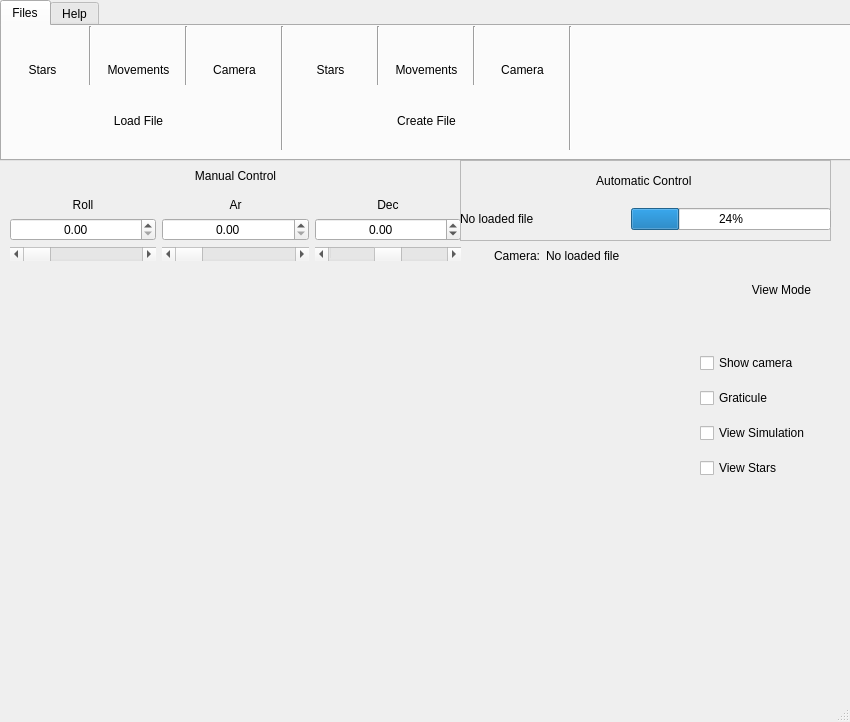
Above: star_tracker/resources/MainWindow.ui from HebertWP/star-tracker-simulator before the change. Below: the same form after it.
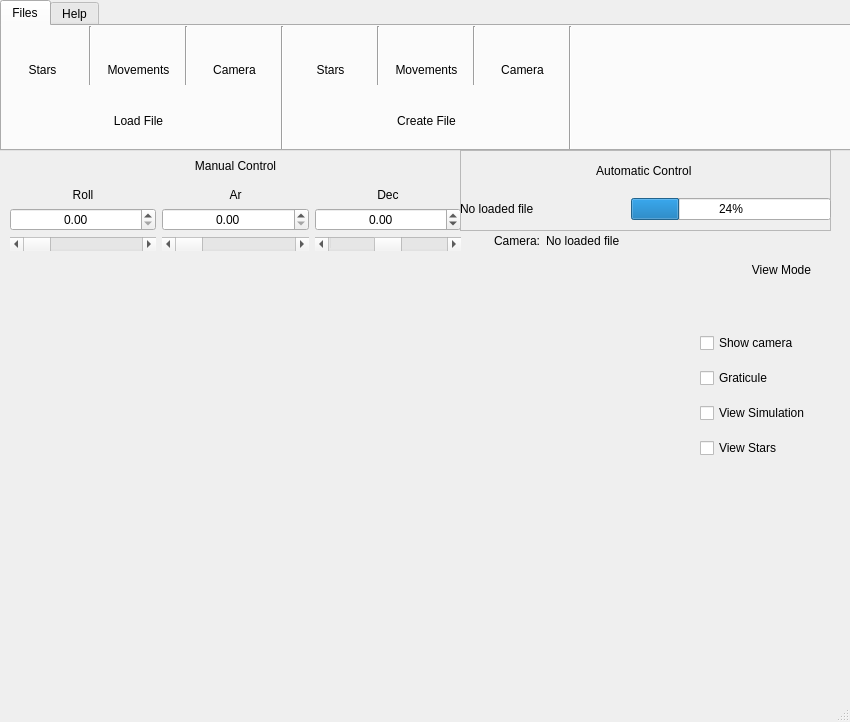
That is the form after the change. Icons and pictures are not drawn. Custom widgets are drawn as their Qt base class.

What changed in the file:
```diff
--- a/star_tracker/resources/MainWindow.ui
+++ b/star_tracker/resources/MainWindow.ui
@@ -33,7 +33,7 @@
     <property name="geometry">
      <rect>
       <x>10</x>
-      <y>160</y>
+      <y>150</y>
       <width>451</width>
       <height>101</height>
      </rect>
@@ -182,9 +182,9 @@
     <property name="geometry">
      <rect>
       <x>0</x>
-      <y>268</y>
+      <y>250</y>
       <width>701</width>
-      <height>431</height>
+      <height>461</height>
      </rect>
     </property>
    </widget>
@@ -194,7 +194,7 @@
       <x>0</x>
       <y>0</y>
       <width>851</width>
-      <height>161</height>
+      <height>151</height>
      </rect>
     </property>
     <property name="cursor">
@@ -632,7 +632,7 @@
     <property name="geometry">
      <rect>
       <x>700</x>
-      <y>270</y>
+      <y>250</y>
       <width>163</width>
       <height>219</height>
      </rect>
@@ -718,7 +718,7 @@
     <property name="geometry">
      <rect>
       <x>460</x>
-      <y>160</y>
+      <y>150</y>
       <width>371</width>
       <height>81</height>
      </rect>
@@ -815,9 +815,9 @@
     <property name="geometry">
      <rect>
       <x>460</x>
-      <y>240</y>
+      <y>230</y>
       <width>371</width>
-      <height>31</height>
+      <height>21</height>
      </rect>
     </property>
     <layout class="QHBoxLayout" name="horizontalLayout_7">
```
